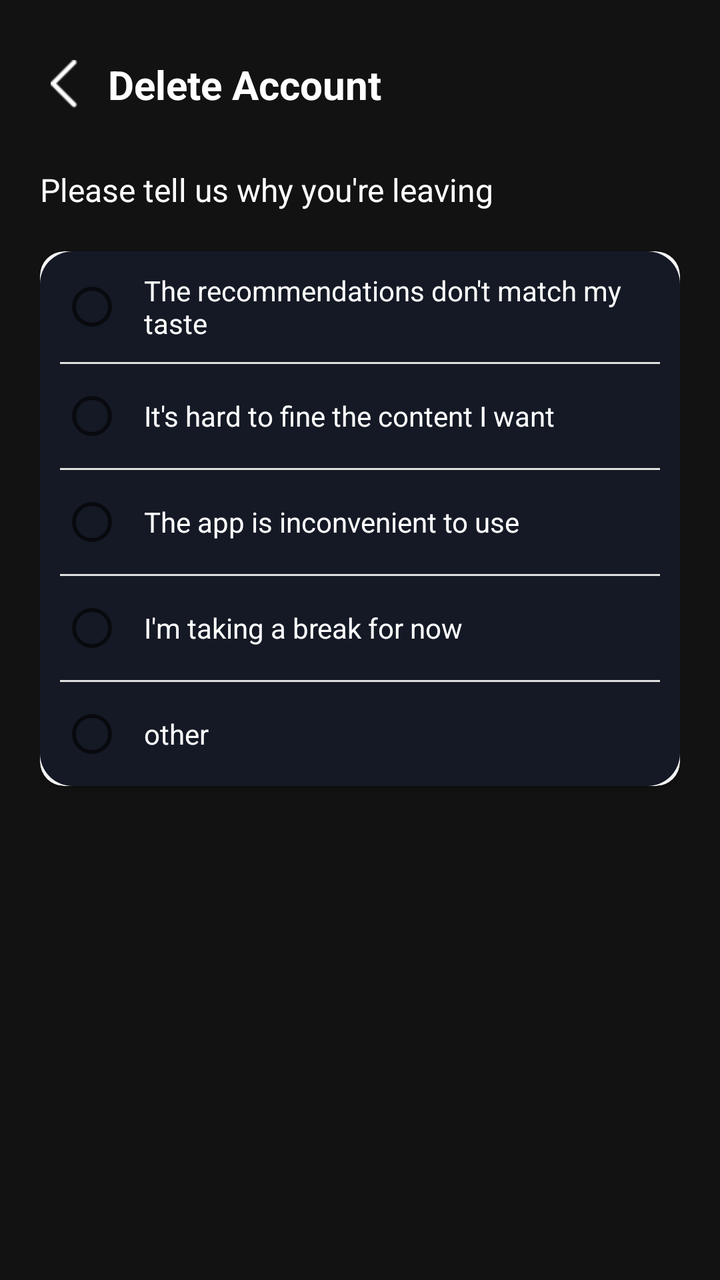
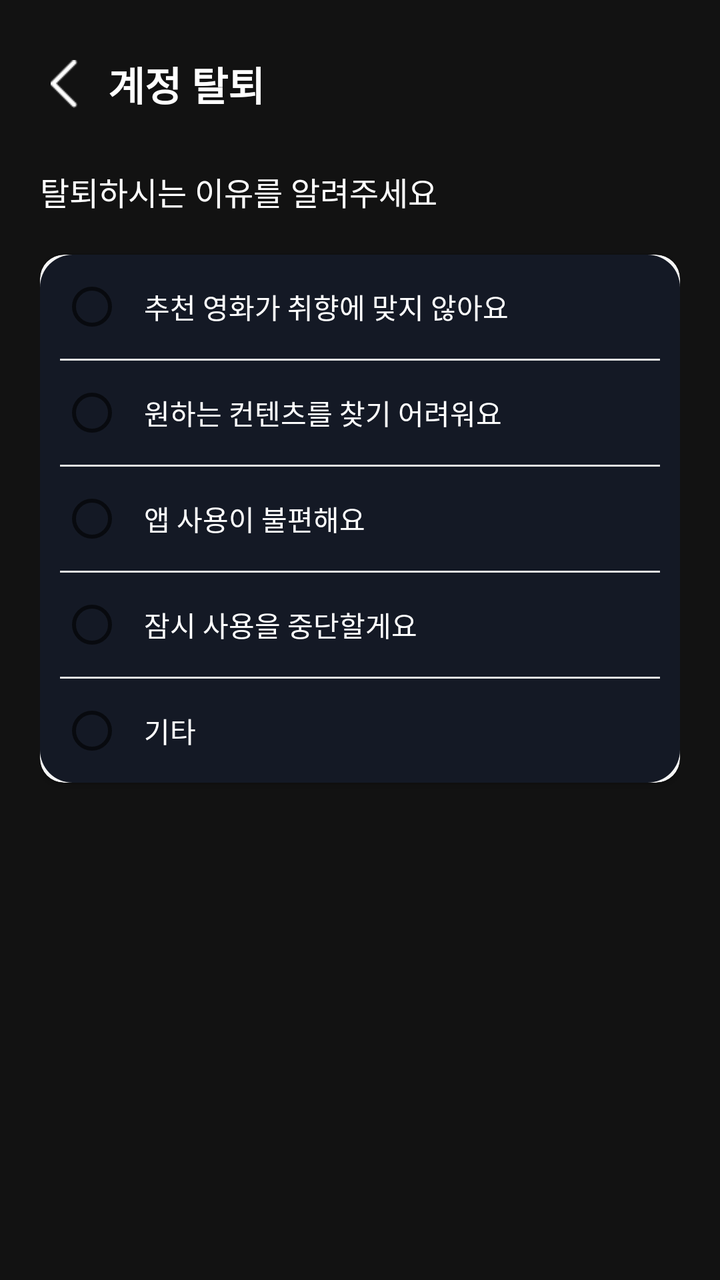

Compare the two renders of this Android layout. The source of the first and the diff that turns it into the second are given below.
<!-- AndroidManifest.xml: activity theme Theme.AppCompat.Light.NoActionBar -->
<!-- res/layout/activity_delete_account.xml -->
<?xml version="1.0" encoding="utf-8"?>
<androidx.constraintlayout.widget.ConstraintLayout xmlns:android="http://schemas.android.com/apk/res/android"
    xmlns:app="http://schemas.android.com/apk/res-auto"
    xmlns:tools="http://schemas.android.com/tools"
    android:layout_width="match_parent"
    android:layout_height="match_parent"
    android:background="#121212"
    android:padding="20dp">

    <ImageView
        android:id="@+id/btn_back"
        android:layout_width="24dp"
        android:layout_height="24dp"
        android:src="@drawable/ic_back"
        app:tint="#FFFFFF"
        app:layout_constraintStart_toStartOf="parent"
        app:layout_constraintTop_toTopOf="parent"
        android:layout_marginTop="10dp"/>

    <TextView
        android:id="@+id/tv_title"
        android:layout_width="wrap_content"
        android:layout_height="wrap_content"
        android:text="Delete Account"
        android:textColor="#FFFFFF"
        android:textSize="20sp"
        android:textStyle="bold"
        android:layout_marginStart="10dp"
        app:layout_constraintStart_toEndOf="@id/btn_back"
        app:layout_constraintTop_toTopOf="@id/btn_back"
        app:layout_constraintBottom_toBottomOf="@id/btn_back"/>

    <TextView
        android:id="@+id/tv_subtitle"
        android:layout_width="wrap_content"
        android:layout_height="wrap_content"
        android:text="Please tell us why you're leaving"
        android:textColor="#FFFFFF"
        android:textSize="16sp"
        android:layout_marginTop="30dp"
        app:layout_constraintStart_toStartOf="parent"
        app:layout_constraintTop_toBottomOf="@id/btn_back"/>

    <androidx.cardview.widget.CardView
        android:id="@+id/card_reasons"
        android:layout_width="match_parent"
        android:layout_height="wrap_content"
        android:layout_marginTop="20dp"
        app:cardCornerRadius="12dp"
        app:cardBackgroundColor="#F5F5F5"
        app:layout_constraintTop_toBottomOf="@id/tv_subtitle">

        <RadioGroup
            android:id="@+id/radio_group_reasons"
            android:layout_width="match_parent"
            android:layout_height="wrap_content"
            android:background="@drawable/bg_rounded_navy"
            android:padding="10dp">

            <RadioButton
                android:id="@+id/rb_reason1"
                android:layout_width="match_parent"
                android:layout_height="wrap_content"
                android:text="The recommendations don't match my taste"
                android:textColor="#FFFFFF"
                android:textSize="14sp"
                android:paddingStart="10dp"
                android:layout_marginBottom="10dp"/>

            <View android:layout_width="match_parent" android:layout_height="1dp" android:background="#E0E0E0"/>

            <RadioButton
                android:id="@+id/rb_reason2"
                android:layout_width="match_parent"
                android:layout_height="wrap_content"
                android:text="It's hard to fine the content I want"
                android:textColor="#FFFFFF"
                android:textSize="14sp"
                android:paddingStart="10dp"
                android:layout_marginVertical="10dp"/>

            <View android:layout_width="match_parent" android:layout_height="1dp" android:background="#E0E0E0"/>

            <RadioButton
                android:id="@+id/rb_reason3"
                android:layout_width="match_parent"
                android:layout_height="wrap_content"
                android:text="The app is inconvenient to use"
                android:textColor="#FFFFFF"
                android:textSize="14sp"
                android:paddingStart="10dp"
                android:layout_marginVertical="10dp"/>

            <View android:layout_width="match_parent" android:layout_height="1dp" android:background="#E0E0E0"/>

            <RadioButton
                android:id="@+id/rb_reason4"
                android:layout_width="match_parent"
                android:layout_height="wrap_content"
                android:text="I'm taking a break for now"
                android:textColor="#FFFFFF"
                android:textSize="14sp"
                android:paddingStart="10dp"
                android:layout_marginVertical="10dp"/>

            <View android:layout_width="match_parent" android:layout_height="1dp" android:background="#E0E0E0"/>

            <RadioButton
                android:id="@+id/rb_reason_etc"
                android:layout_width="match_parent"
                android:layout_height="wrap_content"
                android:text="other"
                android:textColor="#FFFFFF"
                android:textSize="14sp"
                android:paddingStart="10dp"
                android:layout_marginTop="10dp"/>
        </RadioGroup>
    </androidx.cardview.widget.CardView>

    <EditText
        android:id="@+id/et_etc_reason"
        android:layout_width="match_parent"
        android:layout_height="120dp"
        android:layout_marginTop="16dp"
        android:background="@drawable/bg_rounded_white"
        android:hint="Enter the reason"
        android:gravity="top|start"
        android:padding="16dp"
        android:textSize="14sp"
        android:visibility="gone"
        app:layout_constraintTop_toBottomOf="@id/card_reasons"/>
    <Button
        android:id="@+id/btn_next"
        android:layout_width="match_parent"
        android:layout_height="56dp"
        android:text="Continue"
        android:textColor="#FFFFFF"
        android:background="@drawable/bg_rounded_gray"
        android:visibility="gone"
        android:layout_marginBottom="30dp"
        app:layout_constraintBottom_toBottomOf="parent"
        app:layout_constraintStart_toStartOf="parent"
        app:layout_constraintEnd_toEndOf="parent"
        app:backgroundTint="@null"/>

</androidx.constraintlayout.widget.ConstraintLayout>
<!-- resources referenced by this layout -->
<resources>
  <!-- drawable bg_rounded_gray (drawable) -->
  <?xml version="1.0" encoding="utf-8"?>
  <shape xmlns:android="http://schemas.android.com/apk/res/android">
      <solid android:color="#6A7282"/> <corners android:radius="16.4dp"/>
  </shape>
  <!-- drawable bg_rounded_navy (drawable) -->
  <?xml version="1.0" encoding="utf-8"?>
  <shape xmlns:android="http://schemas.android.com/apk/res/android">
      <solid android:color="#141925"/> <corners android:radius="16.4dp"/>
  </shape>
  <!-- drawable bg_rounded_white (drawable) -->
  <?xml version="1.0" encoding="utf-8"?>
  <shape xmlns:android="http://schemas.android.com/apk/res/android">
      <solid android:color="#FFFFFF"/> <corners android:radius="20dp"/> </shape>
  <!-- drawable ic_back: png bitmap (drawable, 178 bytes) -->
</resources>

<!-- the commit's change to res/layout/activity_delete_account.xml (unified diff, before → after) -->
@@ -21,7 +21,7 @@
         android:id="@+id/tv_title"
         android:layout_width="wrap_content"
         android:layout_height="wrap_content"
-        android:text="Delete Account"
+        android:text="계정 탈퇴"
         android:textColor="#FFFFFF"
         android:textSize="20sp"
         android:textStyle="bold"
@@ -34,7 +34,7 @@
         android:id="@+id/tv_subtitle"
         android:layout_width="wrap_content"
         android:layout_height="wrap_content"
-        android:text="Please tell us why you're leaving"
+        android:text="탈퇴하시는 이유를 알려주세요"
         android:textColor="#FFFFFF"
         android:textSize="16sp"
         android:layout_marginTop="30dp"
@@ -61,7 +61,7 @@
                 android:id="@+id/rb_reason1"
                 android:layout_width="match_parent"
                 android:layout_height="wrap_content"
-                android:text="The recommendations don't match my taste"
+                android:text="추천 영화가 취향에 맞지 않아요"
                 android:textColor="#FFFFFF"
                 android:textSize="14sp"
                 android:paddingStart="10dp"
@@ -73,7 +73,7 @@
                 android:id="@+id/rb_reason2"
                 android:layout_width="match_parent"
                 android:layout_height="wrap_content"
-                android:text="It's hard to fine the content I want"
+                android:text="원하는 컨텐츠를 찾기 어려워요"
                 android:textColor="#FFFFFF"
                 android:textSize="14sp"
                 android:paddingStart="10dp"
@@ -85,7 +85,7 @@
                 android:id="@+id/rb_reason3"
                 android:layout_width="match_parent"
                 android:layout_height="wrap_content"
-                android:text="The app is inconvenient to use"
+                android:text="앱 사용이 불편해요"
                 android:textColor="#FFFFFF"
                 android:textSize="14sp"
                 android:paddingStart="10dp"
@@ -97,7 +97,7 @@
                 android:id="@+id/rb_reason4"
                 android:layout_width="match_parent"
                 android:layout_height="wrap_content"
-                android:text="I'm taking a break for now"
+                android:text="잠시 사용을 중단할게요"
                 android:textColor="#FFFFFF"
                 android:textSize="14sp"
                 android:paddingStart="10dp"
@@ -109,7 +109,7 @@
                 android:id="@+id/rb_reason_etc"
                 android:layout_width="match_parent"
                 android:layout_height="wrap_content"
-                android:text="other"
+                android:text="기타"
                 android:textColor="#FFFFFF"
                 android:textSize="14sp"
                 android:paddingStart="10dp"
